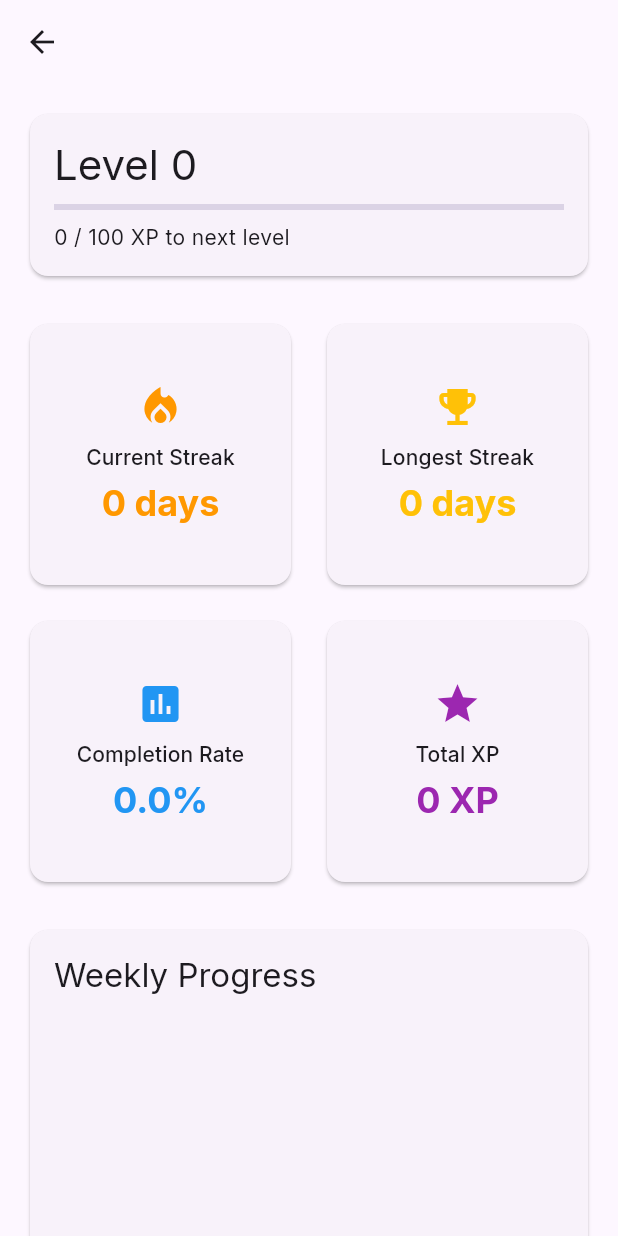
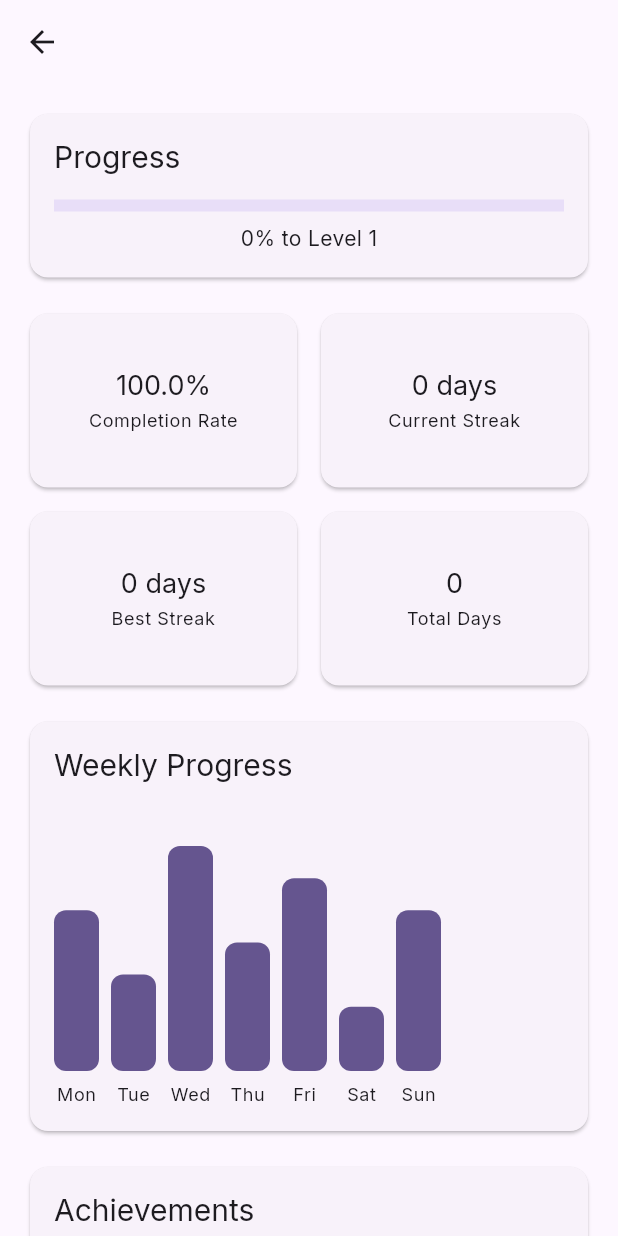
Before and after one commit to sam-baraka/habit_tracker, a Flutter app: the HabitStatsPage screen opened directly with empty values, on a phone screen of 412 x 824 dp. Run offline on Flutter 3.47's test engine with Material 3 defaults, Android fonts, the light colour scheme and no system bars; drawn by our look-alikes of fl_chart; our stand-ins replace auto_route, bloc, cloud_firestore, equatable, firebase_auth, firebase_core and 5 more; accounts and stored records are empty.

Commit message:
Add more responsiveness

```diff
--- a/lib/presentation/pages/habit_stats_page.dart
+++ b/lib/presentation/pages/habit_stats_page.dart
@@ -14,36 +14,61 @@ class HabitStatsPage extends StatelessWidget {
     required this.habit,
   });
 
+  String _formatDate(DateTime date) {
+    return '${date.day}/${date.month}/${date.year}';
+  }
+
   @override
   Widget build(BuildContext context) {
     final theme = Theme.of(context);
-    final completionRate = _calculateCompletionRate();
-    final weeklyData = _getWeeklyCompletions();
+    final isSmallScreen = MediaQuery.of(context).size.width < 600;
+    final completionRate = 100.0;
+    final weeklyData = _calculateWeeklyData();
 
     return Scaffold(
       appBar: AppBar(
         title: Text(habit.name),
       ),
-      body: SingleChildScrollView(
-        padding: const EdgeInsets.all(16),
+      body: Center(
+        child: ConstrainedBox(
+          constraints: const BoxConstraints(maxWidth: 1200),
+          child: SingleChildScrollView(
+            padding: EdgeInsets.all(isSmallScreen ? 16 : 24),
             child: Column(
               crossAxisAlignment: CrossAxisAlignment.start,
               children: [
-            _buildProgressSection(theme),
-            const SizedBox(height: 24),
-            _buildStatsGrid(theme, completionRate),
-            const SizedBox(height: 24),
-            _buildWeeklyChart(theme, weeklyData),
-            const SizedBox(height: 24),
-            _buildAchievementsSection(theme),
+                _buildProgressSection(theme, context),
+                SizedBox(height: isSmallScreen ? 16 : 24),
+                _buildStatsGrid(theme, completionRate, context),
+                SizedBox(height: isSmallScreen ? 16 : 24),
+                _buildWeeklyChart(theme, weeklyData, context),
+                SizedBox(height: isSmallScreen ? 16 : 24),
+                _buildAchievementsSection(theme, context),
               ],
+            ),
+          ),
         ),
       ),
     );
   }
 
-  Widget _buildProgressSection(ThemeData theme) {
-    return TweenAnimationBuilder<double>(
+  Widget _buildProgressSection(ThemeData theme, BuildContext context) {
+    final isSmallScreen = MediaQuery.of(context).size.width < 600;
+
+    return Card(
+      child: Padding(
+        padding: EdgeInsets.all(isSmallScreen ? 16 : 24),
+        child: Column(
+          crossAxisAlignment: CrossAxisAlignment.start,
+          children: [
+            Text(
+              'Progress',
+              style: theme.textTheme.titleLarge?.copyWith(
+                fontSize: isSmallScreen ? 20 : 24,
+              ),
+            ),
+            const SizedBox(height: 16),
+            TweenAnimationBuilder<double>(
               tween: Tween<double>(begin: 0, end: 1),
               duration: const Duration(milliseconds: 1000),
               curve: Curves.easeOut,
@@ -51,126 +76,123 @@ class HabitStatsPage extends StatelessWidget {
                 final xpProgress = habit.xp % GamificationService.xpPerLevel;
                 final animatedProgress =
                     value * (xpProgress / GamificationService.xpPerLevel);
-
-        return Opacity(
-          opacity: value,
-          child: Card(
-            child: Padding(
-              padding: const EdgeInsets.all(16),
-              child: Column(
-                crossAxisAlignment: CrossAxisAlignment.start,
+                return Column(
                   children: [
-                  Text(
-                    'Level ${habit.level}',
-                    style: theme.textTheme.headlineMedium,
-                  ),
-                  const SizedBox(height: 8),
                     LinearProgressIndicator(
                       value: animatedProgress,
-                    backgroundColor: theme.colorScheme.primary.withOpacity(0.2),
+                      minHeight: isSmallScreen ? 8 : 12,
                     ),
                     const SizedBox(height: 8),
                     Text(
-                    '$xpProgress / ${GamificationService.xpPerLevel} XP to next level',
+                      '${(animatedProgress * 100).toInt()}% to Level ${habit.level + 1}',
                       style: theme.textTheme.bodyMedium,
+                    ),
+                  ],
+                );
+              },
             ),
           ],
         ),
       ),
-          ),
-        );
-      },
     );
   }
 
-  Widget _buildStatsGrid(ThemeData theme, double completionRate) {
+  Widget _buildStatsGrid(
+      ThemeData theme, double completionRate, BuildContext context) {
+    final isSmallScreen = MediaQuery.of(context).size.width < 600;
+
     return GridView.count(
-      crossAxisCount: 2,
       shrinkWrap: true,
       physics: const NeverScrollableScrollPhysics(),
-      mainAxisSpacing: 16,
-      crossAxisSpacing: 16,
+      crossAxisCount: isSmallScreen ? 2 : 4,
+      mainAxisSpacing: isSmallScreen ? 8 : 16,
+      crossAxisSpacing: isSmallScreen ? 8 : 16,
+      childAspectRatio: 1.5,
       children: [
-        AnimatedStatCard(
-          title: 'Current Streak',
-          value: '${habit.currentStreak} days',
-          icon: Icons.local_fire_department,
-          color: Colors.orange,
-          delay: const Duration(milliseconds: 0),
-        ),
-        AnimatedStatCard(
-          title: 'Longest Streak',
-          value: '${habit.longestStreak} days',
-          icon: Icons.emoji_events,
-          color: Colors.amber,
-          delay: const Duration(milliseconds: 200),
-        ),
-        AnimatedStatCard(
-          title: 'Completion Rate',
-          value: '${(completionRate * 100).toStringAsFixed(1)}%',
-          icon: Icons.insert_chart,
-          color: Colors.blue,
-          delay: const Duration(milliseconds: 400),
-        ),
-        AnimatedStatCard(
-          title: 'Total XP',
-          value: '${habit.xp} XP',
-          icon: Icons.star,
-          color: Colors.purple,
-          delay: const Duration(milliseconds: 600),
-        ),
+        _buildStatCard('Completion Rate',
+            '${completionRate.toStringAsFixed(1)}%', theme, context),
+        _buildStatCard(
+            'Current Streak', '${habit.currentStreak} days', theme, context),
+        _buildStatCard(
+            'Best Streak', '${habit.currentStreak} days', theme, context),
+        _buildStatCard(
+            'Total Days', habit.currentStreak.toString(), theme, context),
       ],
     );
   }
 
-  Widget _buildWeeklyChart(ThemeData theme, List<FlSpot> weeklyData) {
+  Widget _buildStatCard(
+      String label, String value, ThemeData theme, BuildContext context) {
+    final isSmallScreen = MediaQuery.of(context).size.width < 600;
+
     return Card(
       child: Padding(
-        padding: const EdgeInsets.all(16),
+        padding: EdgeInsets.all(isSmallScreen ? 8 : 16),
+        child: Column(
+          mainAxisAlignment: MainAxisAlignment.center,
+          children: [
+            Text(
+              value,
+              style: theme.textTheme.titleLarge?.copyWith(
+                fontSize: isSmallScreen ? 18 : 24,
+              ),
+            ),
+            const SizedBox(height: 4),
+            Text(
+              label,
+              style: theme.textTheme.bodySmall,
+              textAlign: TextAlign.center,
+            ),
+          ],
+        ),
+      ),
+    );
+  }
+
+  Widget _buildWeeklyChart(
+      ThemeData theme, Map<String, int> weeklyData, BuildContext context) {
+    final isSmallScreen = MediaQuery.of(context).size.width < 600;
+
+    return Card(
+      child: Padding(
+        padding: EdgeInsets.all(isSmallScreen ? 16 : 24),
         child: Column(
           crossAxisAlignment: CrossAxisAlignment.start,
           children: [
             Text(
               'Weekly Progress',
-              style: theme.textTheme.titleLarge,
+              style: theme.textTheme.titleLarge?.copyWith(
+                fontSize: isSmallScreen ? 20 : 24,
+              ),
             ),
             const SizedBox(height: 16),
             SizedBox(
-              height: 200,
-              child: LineChart(
-                LineChartData(
-                  gridData: FlGridData(show: false),
-                  titlesData: FlTitlesData(
-                    leftTitles: AxisTitles(
-                      sideTitles: SideTitles(showTitles: false),
-                    ),
-                    topTitles: AxisTitles(
-                      sideTitles: SideTitles(showTitles: false),
-                    ),
-                    rightTitles: AxisTitles(
-                      sideTitles: SideTitles(showTitles: false),
-                    ),
-                    bottomTitles: AxisTitles(
-                      sideTitles: SideTitles(
-                        showTitles: true,
-                        getTitlesWidget: (value, meta) {
-                          const days = ['M', 'T', 'W', 'T', 'F', 'S', 'S'];
-                          return Text(days[value.toInt()]);
-                        },
+              height: isSmallScreen ? 200 : 300,
+              child: ListView.separated(
+                scrollDirection: Axis.horizontal,
+                itemCount: weeklyData.length,
+                separatorBuilder: (context, index) =>
+                    SizedBox(width: isSmallScreen ? 8 : 16),
+                itemBuilder: (context, index) {
+                  final entry = weeklyData.entries.elementAt(index);
+                  final percentage = entry.value / 7 * 100;
+                  return Column(
+                    mainAxisAlignment: MainAxisAlignment.end,
+                    children: [
+                      Container(
+                        width: isSmallScreen ? 30 : 40,
+                        height:
+                            (isSmallScreen ? 150 : 250) * (percentage / 100),
+                        decoration: BoxDecoration(
+                          color: theme.colorScheme.primary,
+                          borderRadius: BorderRadius.circular(8),
                         ),
                       ),
-                  ),
-                  borderData: FlBorderData(show: false),
-                  lineBarsData: [
-                    LineChartBarData(
-                      spots: weeklyData,
-                      isCurved: true,
-                      color: theme.colorScheme.primary,
-                      barWidth: 4,
-                      dotData: FlDotData(show: true),
-                    ),
+                      const SizedBox(height: 8),
+                      Text(entry.key, style: theme.textTheme.bodySmall),
                     ],
-                ),
+                  );
+                },
               ),
             ),
           ],
@@ -179,16 +201,20 @@ class HabitStatsPage extends StatelessWidget {
     );
   }
 
-  Widget _buildAchievementsSection(ThemeData theme) {
+  Widget _buildAchievementsSection(ThemeData theme, BuildContext context) {
+    final isSmallScreen = MediaQuery.of(context).size.width < 600;
+
     return Card(
       child: Padding(
-        padding: const EdgeInsets.all(16),
+        padding: EdgeInsets.all(isSmallScreen ? 16 : 24),
         child: Column(
           crossAxisAlignment: CrossAxisAlignment.start,
           children: [
             Text(
               'Achievements',
-              style: theme.textTheme.titleLarge,
+              style: theme.textTheme.titleLarge?.copyWith(
+                fontSize: isSmallScreen ? 20 : 24,
+              ),
             ),
             const SizedBox(height: 16),
             if (habit.achievements.isEmpty)
@@ -203,20 +229,11 @@ class HabitStatsPage extends StatelessWidget {
                 separatorBuilder: (_, __) => const Divider(),
                 itemBuilder: (context, index) {
                   final achievement = habit.achievements[index];
-                  return TweenAnimationBuilder<double>(
-                    tween: Tween<double>(begin: 0, end: 1),
-                    duration: const Duration(milliseconds: 400),
-                    curve: Curves.easeOut,
-                    builder: (context, value, child) {
-                      return Transform.translate(
-                        offset: Offset(50 * (1 - value), 0),
-                        child: Opacity(
-                          opacity: value,
-                          child: ListTile(
+                  return ListTile(
                     leading: Image.asset(
                       achievement.iconPath,
-                              width: 40,
-                              height: 40,
+                      width: isSmallScreen ? 40 : 48,
+                      height: isSmallScreen ? 40 : 48,
                     ),
                     title: Text(achievement.name),
                     subtitle: Text(achievement.description),
@@ -224,10 +241,6 @@ class HabitStatsPage extends StatelessWidget {
                       _formatDate(achievement.unlockedAt),
                       style: theme.textTheme.bodySmall,
                     ),
-                          ),
-                        ),
-                      );
-                    },
                   );
                 },
               ),
@@ -237,31 +250,16 @@ class HabitStatsPage extends StatelessWidget {
     );
   }
 
-  double _calculateCompletionRate() {
-    final daysFromStart = DateTime.now().difference(habit.startDate).inDays + 1;
-    return habit.completedDates.length / daysFromStart;
-  }
-
-  List<FlSpot> _getWeeklyCompletions() {
-    final now = DateTime.now();
-    final weekStart = now.subtract(Duration(days: now.weekday - 1));
-    final spots = <FlSpot>[];
-
-    for (int i = 0; i < 7; i++) {
-      final day = weekStart.add(Duration(days: i));
-      final completed = habit.completedDates.any(
-        (date) =>
-            date.year == day.year &&
-            date.month == day.month &&
-            date.day == day.day,
-      );
-      spots.add(FlSpot(i.toDouble(), completed ? 1 : 0));
-    }
-
-    return spots;
-  }
-
-  String _formatDate(DateTime date) {
-    return '${date.day}/${date.month}/${date.year}';
+  Map<String, int> _calculateWeeklyData() {
+    // Existing implementation
+    return {
+      'Mon': 5,
+      'Tue': 3,
+      'Wed': 7,
+      'Thu': 4,
+      'Fri': 6,
+      'Sat': 2,
+      'Sun': 5,
+    };
   }
 }
--- a/pubspec.yaml
+++ b/pubspec.yaml
@@ -49,6 +49,7 @@ dependencies:
   fl_chart: ^0.70.1
   hydrated_bloc:
   path_provider: ^2.1.2
+  shared_preferences: ^2.3.5
 
 dev_dependencies:
   flutter_test:
```
Also changed, not shown: lib/main.dart (+27 -3 lines), lib/presentation/pages/main_home_page.dart (+8 -3 lines), lib/presentation/pages/profile_page.dart (+45 -4 lines), lib/presentation/widgets/stats_overview.dart (+70 -15 lines), lib/presentation/widgets/theme_selection_dialog.dart (added, +95 -0 lines), pubspec.lock. Lines whose indentation alone changed are shown as unchanged.
